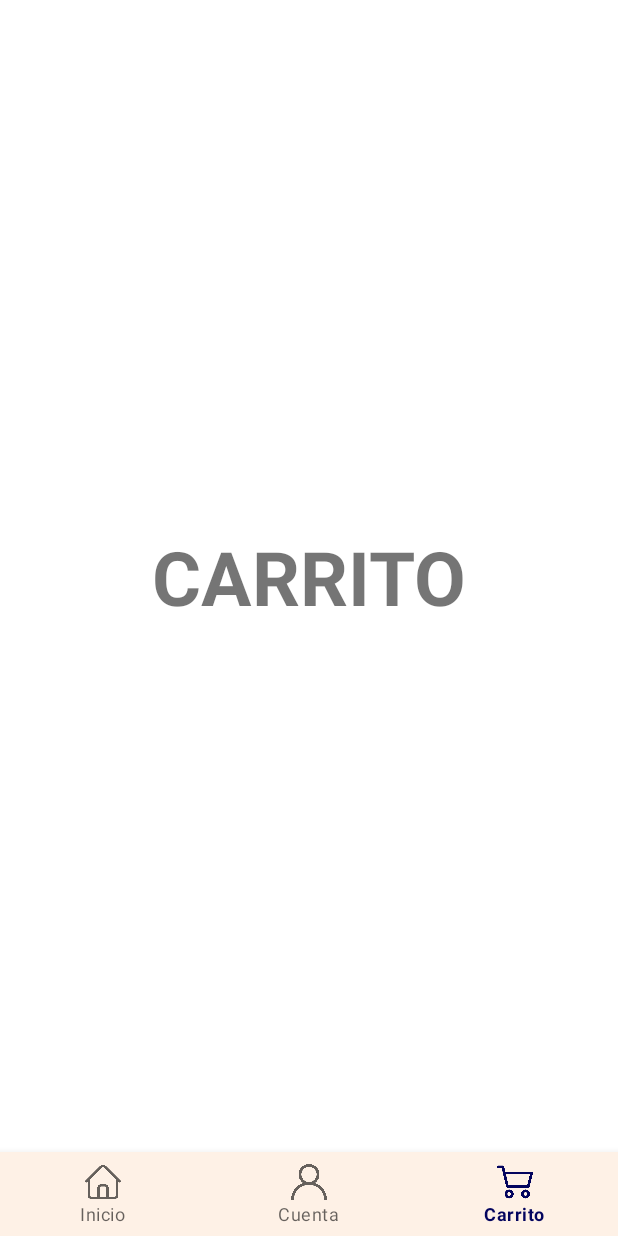
After one commit to ImTeegan/Proyecto-Mall-Arces, an Android app: the CartActivity screen opened directly, with no data from a screen before it, on a phone screen of 412 x 824 dp. The commit adds this screen. Run offline under Robolectric (Android 15) with nearby library versions, the phone set to English and light mode, and no system bars; Roboto replaces fonts that are not available here.

Commit message:
F-1.1 Fix navigation through tabs

```diff
--- /dev/null
+++ b/ProyectoArceMall/app/src/main/java/cr/ac/ucr/ecci/proyecto_arce_mall/CartActivity.java
@@ -0,0 +1,45 @@
+package cr.ac.ucr.ecci.proyecto_arce_mall;
+
+import androidx.annotation.NonNull;
+import androidx.appcompat.app.AppCompatActivity;
+
+import android.content.Intent;
+import android.os.Bundle;
+import android.view.MenuItem;
+
+import com.google.android.material.bottomnavigation.BottomNavigationView;
+
+public class CartActivity extends AppCompatActivity {
+
+    private BottomNavigationView bottomNavigationView;
+
+    @Override
+    protected void onCreate(Bundle savedInstanceState) {
+        super.onCreate(savedInstanceState);
+        setContentView(R.layout.activity_cart);
+
+        bottomNavigationView = findViewById(R.id.nav_view);
+        bottomNavigationView.setSelectedItemId(R.id.navigation_cart);
+
+        bottomNavigationView.setOnNavigationItemSelectedListener(new BottomNavigationView.OnNavigationItemSelectedListener() {
+            @Override
+            public boolean onNavigationItemSelected(@NonNull MenuItem item) {
+
+                switch(item.getItemId())
+                {
+                    case R.id.navigation_user:
+                        startActivity(new Intent(getApplicationContext(),UserActivity.class));
+                        overridePendingTransition(0,0);
+                        return true;
+                    case R.id.navigation_cart:
+                        return true;
+                    case R.id.navigation_home:
+                        startActivity(new Intent(getApplicationContext(),StoreActivity.class));
+                        overridePendingTransition(0,0);
+                        return true;
+                }
+                return false;
+            }
+        });
+    }
+}
--- /dev/null
+++ b/ProyectoArceMall/app/src/main/res/layout/activity_cart.xml
@@ -0,0 +1,35 @@
+<?xml version="1.0" encoding="utf-8"?>
+<androidx.constraintlayout.widget.ConstraintLayout xmlns:android="http://schemas.android.com/apk/res/android"
+    xmlns:app="http://schemas.android.com/apk/res-auto"
+    xmlns:tools="http://schemas.android.com/tools"
+    android:layout_width="match_parent"
+    android:layout_height="match_parent"
+    tools:context=".CartActivity">
+
+    <TextView
+        android:layout_width="wrap_content"
+        android:layout_height="wrap_content"
+        android:layout_centerInParent="true"
+        android:text="CARRITO"
+        android:textSize="50sp"
+        android:textStyle="bold"
+        app:layout_constraintBottom_toTopOf="@+id/nav_view"
+        app:layout_constraintEnd_toEndOf="parent"
+        app:layout_constraintStart_toStartOf="parent"
+        app:layout_constraintTop_toTopOf="parent" />
+
+    <com.google.android.material.bottomnavigation.BottomNavigationView
+        android:id="@+id/nav_view"
+        android:layout_width="0dp"
+        android:layout_height="wrap_content"
+        android:background="@drawable/botton_nav_menu_style"
+        app:layout_constraintBottom_toBottomOf="parent"
+        app:layout_constraintHorizontal_bias="0.0"
+        app:layout_constraintLeft_toLeftOf="parent"
+        app:layout_constraintRight_toRightOf="parent"
+        app:layout_constraintTop_toTopOf="parent"
+        app:layout_constraintVertical_bias="1.0"
+        app:menu="@menu/botton_nav_menu" />
+
+
+</androidx.constraintlayout.widget.ConstraintLayout>
--- a/ProyectoArceMall/app/src/main/res/menu/botton_nav_menu.xml
+++ b/ProyectoArceMall/app/src/main/res/menu/botton_nav_menu.xml
@@ -6,11 +6,11 @@
         android:title="@string/homeTitle"
         android:color="@color/black"/>
     <item
-        android:id="@+id/navigation_api"
+        android:id="@+id/navigation_user"
         android:icon="@drawable/user"
         android:title="@string/userTitle" />
     <item
-        android:id="@+id/navigation_gps"
+        android:id="@+id/navigation_cart"
         android:icon="@drawable/shopping_cart"
         android:title="@string/cartTitle" />
 </menu>
```
Also changed, not shown: ProyectoArceMall/app/src/main/AndroidManifest.xml (+7 -1 lines), ProyectoArceMall/app/src/main/java/cr/ac/ucr/ecci/proyecto_arce_mall/StoreActivity.java (+47 -14 lines), ProyectoArceMall/app/src/main/java/cr/ac/ucr/ecci/proyecto_arce_mall/UserActivity.java (added, +45 -0 lines), ProyectoArceMall/app/src/main/res/layout/activity_store.xml (+10 -10 lines), ProyectoArceMall/app/src/main/res/layout/activity_user.xml (added, +35 -0 lines).
